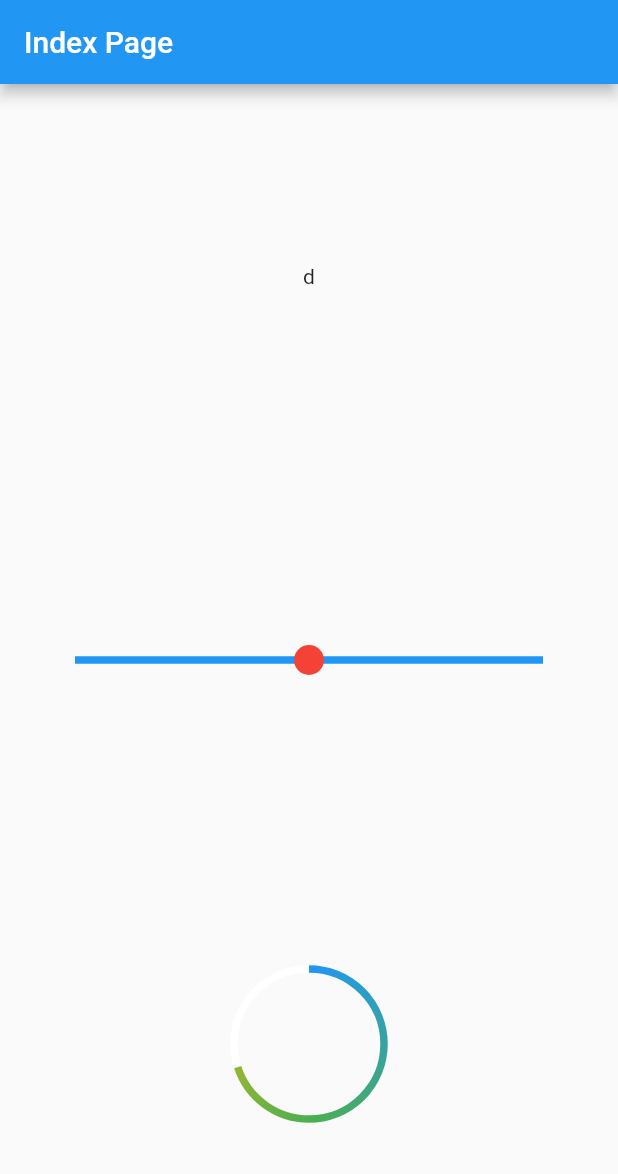
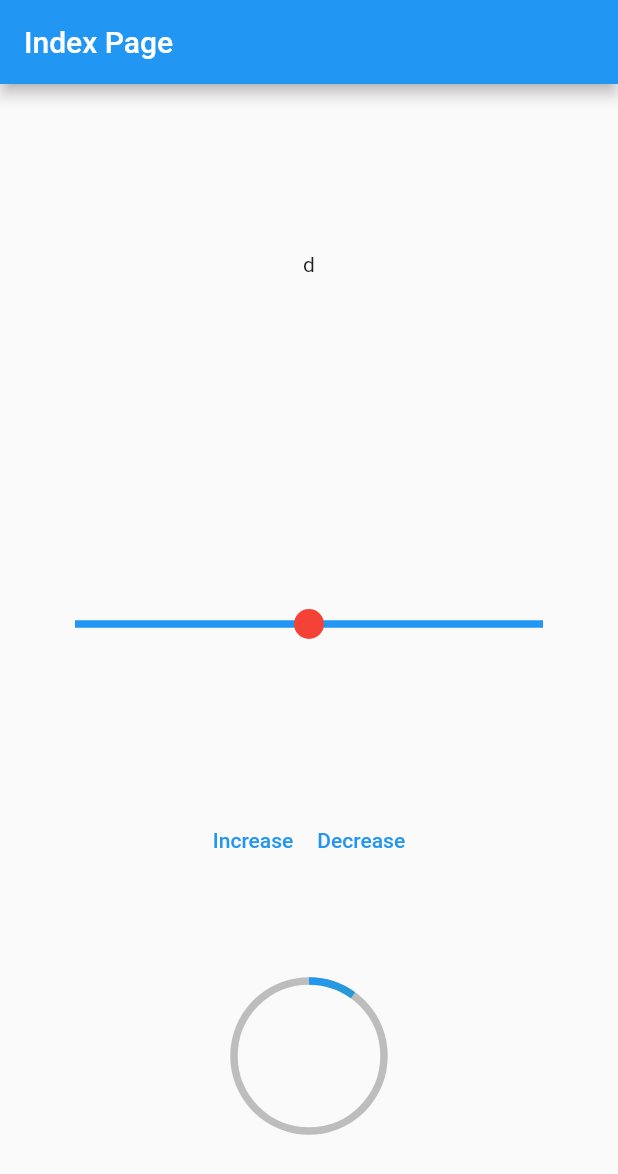
Before and after one commit to NijatTagizada/render_object, a Flutter app: the screen it shows after launch, on a phone screen of 412 x 824 dp. Shown: the top 1174 px of the screen. Run offline on Flutter 3.47's test engine with Material 2 defaults, Android fonts, the phone set to English and light mode, and no system bars.

Commit message:
fix progress change

```diff
--- a/lib/components/circle_progress.dart
+++ b/lib/components/circle_progress.dart
@@ -4,19 +4,40 @@ import 'package:flutter/material.dart';
 
 class CircleProgress extends LeafRenderObjectWidget {
   final double progress;
-
-  const CircleProgress({required this.progress});
+  final List<Color> progressColor;
+  final Color bgColor;
+  const CircleProgress({
+    required this.progressColor,
+    required this.bgColor,
+    required this.progress,
+  });
 
   @override
   RenderObject createRenderObject(BuildContext context) {
     return ProgressRenderObject(progress: progress);
   }
+
+  @override
+  void updateRenderObject(
+    BuildContext context,
+    ProgressRenderObject renderObject,
+  ) {
+    renderObject.progress = progress;
+  }
 }
 
 class ProgressRenderObject extends RenderBox {
-  final double progress;
+  // final double progress;
 
-  ProgressRenderObject({required this.progress});
+  double get progress => _progress;
+  double _progress;
+  set progress(double value) {
+    if (_progress == value) return;
+    _progress = value;
+    markNeedsPaint();
+  }
+
+  ProgressRenderObject({required double progress}) : _progress = progress;
 
   @override
   void performLayout() {
@@ -40,7 +61,7 @@ class ProgressRenderObject extends RenderBox {
     canvas.save();
 
     Paint line = Paint()
-      ..color = Colors.white
+      ..color = Colors.grey.shade400
       ..strokeCap = StrokeCap.round
       ..style = PaintingStyle.stroke
       ..strokeWidth = 5;
@@ -65,21 +86,6 @@ class ProgressRenderObject extends RenderBox {
 
     double arcAngle = 2 * math.pi * (progress / 100);
 
-    // final circlePaint = Paint()
-    //   ..shader = RadialGradient(
-    //     colors: [
-    //       Colors.blue.shade400,
-    //       Colors.yellow,
-    //     ],
-    //   ).createShader(Rect.fromCircle(
-    //     center: (Offset(size.width / 2, (size.height / 2) + 50)),
-    //     radius: arcAngle,
-    //   ))
-    //   ..strokeCap = StrokeCap.round
-    //   ..style = PaintingStyle.stroke
-    //   ..strokeWidth = 5;
-
-    print(size);
     Offset center = Offset(size.width / 2, size.height / 2);
     double radius = math.min(size.width / 2, size.height / 2);
 
--- a/lib/main.dart
+++ b/lib/main.dart
@@ -5,7 +5,7 @@ import 'package:render_object/components/custom_slider.dart';
 import 'package:render_object/components/my_center.dart';
 
 void main() {
-  // debugRepaintRainbowEnabled = true;
+  //debugRepaintRainbowEnabled = true;
   runApp(const MyApp());
 }
 
@@ -24,7 +24,14 @@ class MyApp extends StatelessWidget {
   }
 }
 
-class IndexPage extends StatelessWidget {
+class IndexPage extends StatefulWidget {
+  @override
+  State<IndexPage> createState() => _IndexPageState();
+}
+
+class _IndexPageState extends State<IndexPage> {
+  double progress = 10;
+
   @override
   Widget build(BuildContext context) {
     return Scaffold(
@@ -49,9 +56,40 @@ class IndexPage extends StatelessWidget {
               ),
             ),
           ),
+          Row(
+            mainAxisAlignment: MainAxisAlignment.center,
+            children: [
+              TextButton(
+                onPressed: () {
+                  setState(() {
+                    if (progress < 100) {
+                      progress += 10;
+                    }
+                  });
+                },
+                child: Text('Increase'),
+              ),
+              TextButton(
+                onPressed: () {
+                  setState(() {
+                    if (progress != 0) {
+                      progress -= 10;
+                    }
+                  });
+                },
+                child: Text('Decrease'),
+              ),
+            ],
+          ),
           Expanded(
             child: CircleProgress(
-              progress: 70,
+              progress: progress,
+              bgColor: Colors.grey.shade400,
+              progressColor: [
+                Colors.blue,
+                Colors.green,
+                Colors.amber,
+              ],
             ),
           ),
         ],
```
